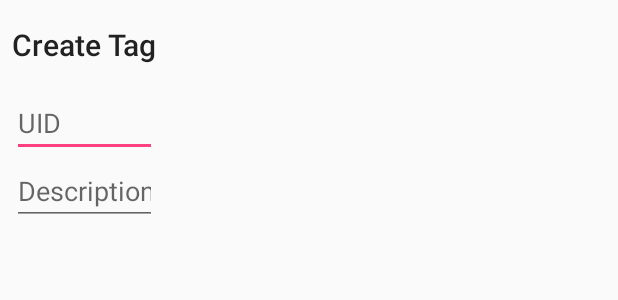
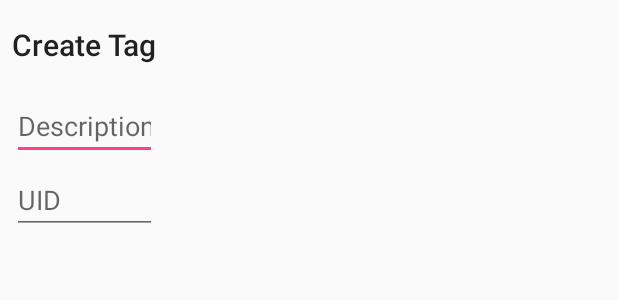
Before and after one commit to tjjh89017/DoorAccess, an Android app: the layout tag_fragment.xml on its own in the app's theme, with its tools: preview values and no code run, on a phone screen of 412 x 824 dp. Shown: the top 300 px of the screen. Run offline under Robolectric (Android 15) with nearby library versions, the phone set to English and light mode, and no system bars.

Commit message:
Update Layout

```diff
--- a/app/src/main/res/layout/tag_fragment.xml
+++ b/app/src/main/res/layout/tag_fragment.xml
@@ -15,19 +15,24 @@
     <EditText
         android:layout_width="match_parent"
         android:layout_height="match_parent"
+        android:layout_marginTop="2dp"
+        android:layout_marginBottom="2dp"
+        android:inputType="text"
+        android:ems="10"
+        android:id="@+id/EditDesc"
+        android:layout_alignParentTop="true"
+        android:layout_alignParentStart="true"
+        android:hint="Description" />
+
+    <EditText
+        android:layout_width="match_parent"
+        android:layout_height="match_parent"
+        android:layout_marginTop="2dp"
+        android:layout_marginBottom="2dp"
         android:inputType="text"
         android:ems="10"
         android:id="@+id/EditUID"
         android:layout_alignParentTop="true"
         android:layout_alignParentStart="true"
         android:hint="UID" />
-    <EditText
-        android:layout_width="match_parent"
-        android:layout_height="match_parent"
-        android:inputType="text"
-        android:ems="10"
-        android:id="@+id/EditDesc"
-        android:layout_alignParentTop="true"
-        android:layout_alignParentStart="true"
-        android:hint="Description" />
 </LinearLayout>
```
